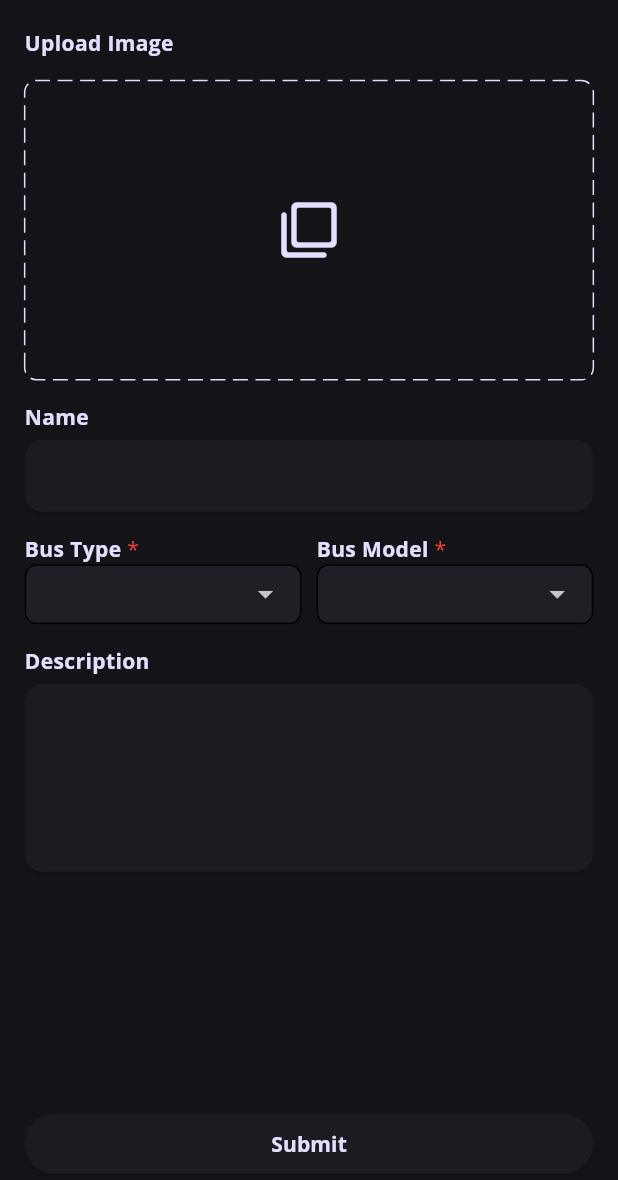
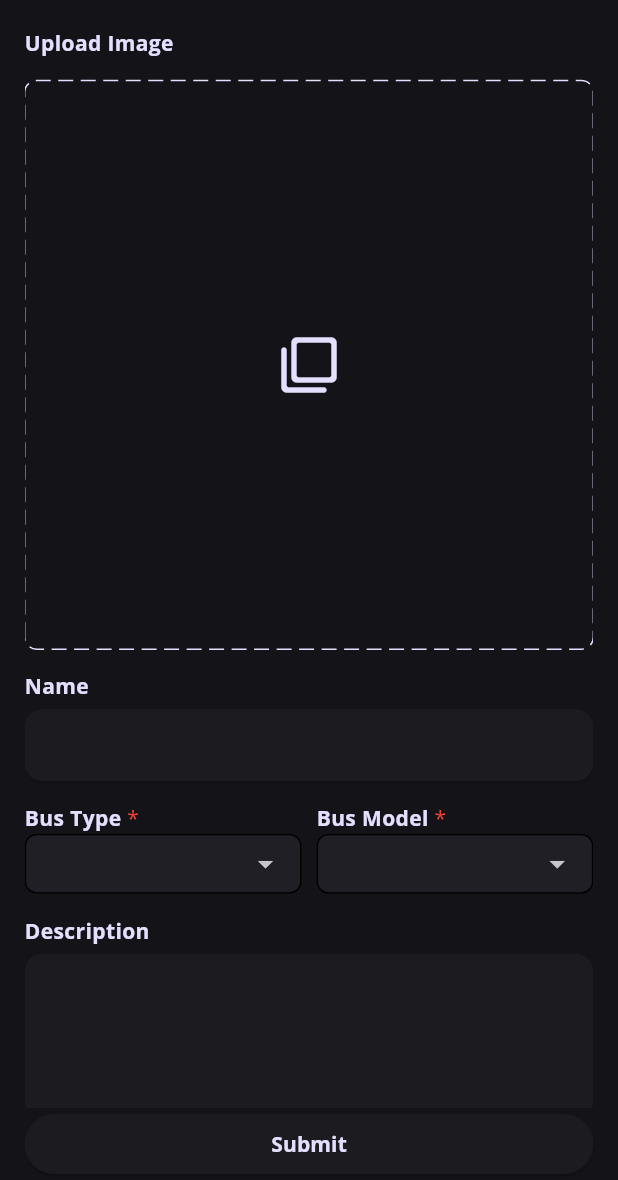
Before and after one commit to bus-livery/bus_livery_frontend, a Flutter app: the LiveryCreateScreen screen opened by its route, on a phone screen of 412 x 824 dp, the part 56-1236 px from its top. Run offline on Flutter 3.47's test engine with Material 3 defaults, Android fonts, the phone set to English and light mode, and no system bars; drawn by our look-alikes of dropdown_search; our stand-ins replace auto_route, bloc, bot_toast, cached_network_image, dartz, dio and 10 more; missing offline and left inert: jwt_decode, svg_flutter; accounts and stored records are empty; network calls fail.

Commit message:
image picker updates

```diff
--- /dev/null
+++ b/lib/Cmodel/image_picker_model/image_picker_model.dart
@@ -0,0 +1,32 @@
+import 'dart:typed_data';
+
+import 'package:freezed_annotation/freezed_annotation.dart';
+
+part 'image_picker_model.freezed.dart';
+part 'image_picker_model.g.dart';
+
+@freezed
+class ImagePickerModel with _$ImagePickerModel {
+  factory ImagePickerModel({
+    String? imageUrl,
+    String? fileName,
+    String? imagePath,
+    String? imageUUID,
+    String? imageFileName,
+    //
+    @JsonKey(includeToJson: false, includeFromJson: false)
+    Uint8List? imageUint8List, // Original
+
+    @JsonKey(includeToJson: false, includeFromJson: false)
+    Uint8List? imageUint8List1080,
+
+    @JsonKey(includeToJson: false, includeFromJson: false)
+    Uint8List? imageUint8List600,
+
+    @JsonKey(includeToJson: false, includeFromJson: false)
+    Uint8List? imageUint8List200,
+  }) = _ImagePickerModel;
+
+  factory ImagePickerModel.fromJson(Map<String, dynamic> json) =>
+      _$ImagePickerModelFromJson(json);
+}
--- a/lib/Cwidgets/ww_textfield.dart
+++ b/lib/Cwidgets/ww_textfield.dart
@@ -59,7 +59,7 @@ abstract class WWTextFieldBase extends StatelessWidget {
             minLines: minLines,
             inputFormatters: inputFormatters,
             validator: validator,
-            style: normalText(context),
+            style: textFieldStyle(context),
             // style: const TextStyle(color: Colors.black),
             decoration: InputDecoration(
               // filled: true,
--- a/lib/features/livery/application/livery_bloc.dart
+++ b/lib/features/livery/application/livery_bloc.dart
@@ -6,7 +6,6 @@ import 'package:livery/Cmodel/enum.dart';
 import 'package:livery/features/livery/model/livery_model/livery_data_model.dart';
 import 'package:livery/features/livery/model/livery_model/livery_model.dart';
 import 'package:livery/features/livery/service/livery_service.dart';
-import 'package:livery/service/image_picker_service.dart';
 import 'package:livery/utils/bloc_life_cycle.dart';
 import 'package:livery/utils/custom_print.dart';
 
--- a/lib/features/livery_create/application/livery_create_bloc.dart
+++ b/lib/features/livery_create/application/livery_create_bloc.dart
@@ -2,10 +2,10 @@ import 'package:bloc/bloc.dart';
 import 'package:injectable/injectable.dart';
 import 'package:livery/Cmodel/api_response.dart';
 import 'package:livery/Cmodel/enum.dart';
+import 'package:livery/Cmodel/image_picker_model/image_picker_model.dart';
 import 'package:livery/features/livery_create/model/bus_type_model/bus_type_model.dart';
 import 'package:livery/features/livery_create/model/livery_req_model/livery_req_model.dart';
 import 'package:livery/features/livery_create/service/livery_create_service.dart';
-import 'package:livery/service/image_picker_service.dart';
 import 'package:livery/utils/bloc_life_cycle.dart';
 import 'package:livery/utils/custom_print.dart';
 
--- a/lib/features/livery_create/model/livery_req_model/livery_req_model.dart
+++ b/lib/features/livery_create/model/livery_req_model/livery_req_model.dart
@@ -1,5 +1,5 @@
 import 'package:freezed_annotation/freezed_annotation.dart';
-import 'package:livery/service/image_picker_service.dart';
+import 'package:livery/Cmodel/image_picker_model/image_picker_model.dart';
 
 part 'livery_req_model.freezed.dart';
 part 'livery_req_model.g.dart';
--- a/lib/features/livery_create/view/livery_create_screen.dart
+++ b/lib/features/livery_create/view/livery_create_screen.dart
@@ -1,3 +1,4 @@
+import 'dart:developer';
 import 'dart:typed_data';
 import 'package:auto_route/auto_route.dart';
 import 'package:flutter/material.dart';
@@ -8,7 +9,6 @@ import 'package:livery/Cwidgets/ww_dashed_border.dart';
 import 'package:livery/Cwidgets/ww_popup_error_success.dart';
 import 'package:livery/Cwidgets/ww_text.dart';
 import 'package:livery/Cwidgets/ww_textfield.dart';
-import 'package:livery/features/livery/application/livery_bloc.dart';
 import 'package:livery/features/livery/model/livery_model/livery_model.dart';
 import 'package:livery/features/livery_create/application/livery_create_bloc.dart';
 import 'package:livery/features/livery_create/widget/bus_type_dropdown.dart';
@@ -47,11 +47,7 @@ class LiveryCreateScreen extends StatelessWidget implements AutoRouteWrapper {
             spacing: 15,
             children: [
               WwText(text: 'Upload Image', style: normalText(context)),
-              BlocBuilder<LiveryBloc, LiveryState>(
-                builder: (context, state) {
-                  return _ImagePicker();
-                },
-              ), // IMAGE PICKER -------------------------------------
+              _ImagePicker(), // IMAGE PICKER -------------------------------------
               WWTextField(title: 'Name', controller: TextEditingController()),
               _BusTypeChoose(bloc: bloc), // CHOOSE BUS MODEL ----------------
               WWTextFieldTextArea(
@@ -114,23 +110,24 @@ class _ImagePicker extends StatelessWidget {
           alignment: Alignment.center,
           padding: EdgeInsets.all(10.0),
           child: AspectRatio(
-            aspectRatio: 2 / 1,
+            aspectRatio: 1 / 1,
             child: Stack(
               alignment: Alignment.center,
               children: [
+                Icon(
+                  Icons.filter_none_rounded,
+                  size: 40,
+                  color: Theme.of(context).colorScheme.onPrimaryContainer,
+                ),
                 BlocSelector<LiveryCreateBloc, LiveryCreateState, Uint8List?>(
                   selector: (state) {
                     return state.liveryCreateRes.apiData?.image?.imageUint8List;
                   },
                   builder: (context, image) {
-                    customPrint(image, name: 'selectedImage 2');
-                    return image == null ? SizedBox() : Image.memory(image);
+                    return image == null
+                        ? SizedBox()
+                        : Image.memory(image, fit: BoxFit.contain);
                   },
-                ),
-                Icon(
-                  Icons.filter_none_rounded,
-                  size: 40,
-                  color: Theme.of(context).colorScheme.onPrimaryContainer,
                 ),
               ],
             ),
--- a/lib/utils/styles.dart
+++ b/lib/utils/styles.dart
@@ -15,6 +15,14 @@ TextStyle normalGreyText(
 TextStyle normalText(BuildContext context) {
   return TextStyle(
     fontSize: 14,
+    fontWeight: FontWeight.bold,
+    color: Theme.of(context).colorScheme.onPrimaryContainer,
+  );
+}
+
+TextStyle textFieldStyle(BuildContext context) {
+  return TextStyle(
+    fontSize: 12,
     fontWeight: FontWeight.bold,
     color: Theme.of(context).colorScheme.onPrimaryContainer,
   );
```
Also changed, not shown: lib/service/image_picker_service.dart (+50 -51 lines), lib/Cmodel/image_picker_model/image_picker_model.freezed.dart, lib/Cmodel/image_picker_model/image_picker_model.g.dart.
